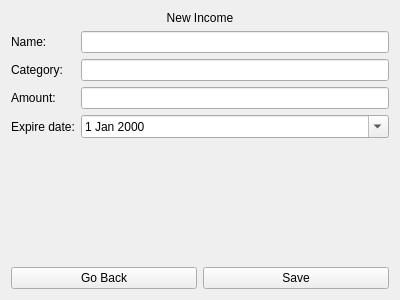
This is src/Client/View/MainPage/Income/IncomeCreateSubPage/IncomeCreateSubPage.ui in iodream/Spend-Note as Qt 5 draws it before an edit. The edited form follows.
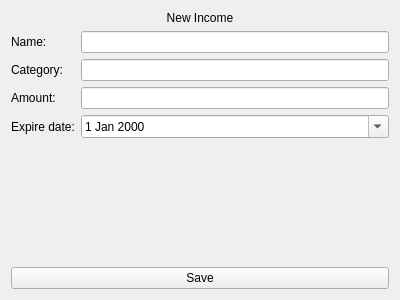
This is the edited form.

Commit message: deleted goBack button

The edit to the form file:
```diff
--- a/src/Client/View/MainPage/Income/IncomeCreateSubPage/IncomeCreateSubPage.ui
+++ b/src/Client/View/MainPage/Income/IncomeCreateSubPage/IncomeCreateSubPage.ui
@@ -86,22 +86,11 @@
     </spacer>
    </item>
    <item>
-    <layout class="QHBoxLayout" name="horizontalLayout">
-     <item>
-      <widget class="QPushButton" name="GoBackButton">
-       <property name="text">
-        <string>Go Back</string>
-       </property>
-      </widget>
-     </item>
-     <item>
       <widget class="QPushButton" name="SaveButton">
        <property name="text">
         <string>Save</string>
        </property>
       </widget>
-     </item>
-    </layout>
    </item>
   </layout>
  </widget>
```
Lines whose indentation alone changed are shown as unchanged. The commit also changes 1 other file.
